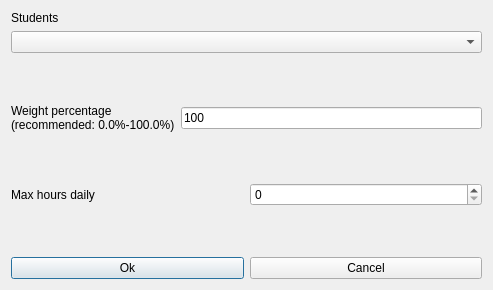
First picture: the form in fet/src/interface/modifyconstraintstudentssetmaxhoursdailyform_template.ui, repository vonmecheln/fet, before the edit.
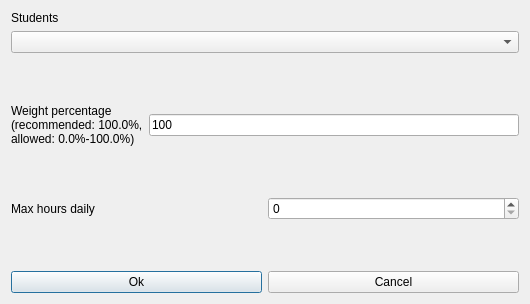
Second picture: the form after the edit.

Diff of the .ui file:
```diff
--- a/fet/src/interface/modifyconstraintstudentssetmaxhoursdailyform_template.ui
+++ b/fet/src/interface/modifyconstraintstudentssetmaxhoursdailyform_template.ui
@@ -6,8 +6,8 @@
    <rect>
     <x>0</x>
     <y>0</y>
-    <width>493</width>
-    <height>290</height>
+    <width>530</width>
+    <height>304</height>
    </rect>
   </property>
   <property name="windowTitle">
@@ -72,7 +72,8 @@
        </property>
        <property name="text">
         <string>Weight percentage
-(recommended: 0.0%-100.0%)</string>
+(recommended: 100.0%,
+allowed: 0.0%-100.0%)</string>
        </property>
        <property name="wordWrap">
         <bool>false</bool>
```
